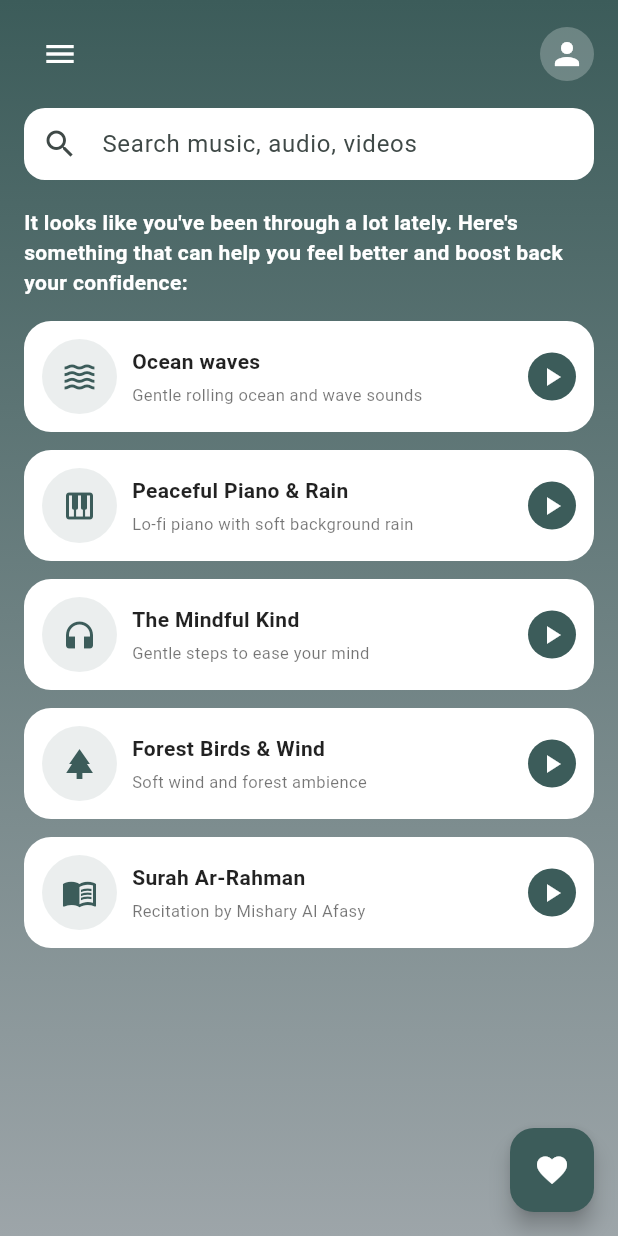
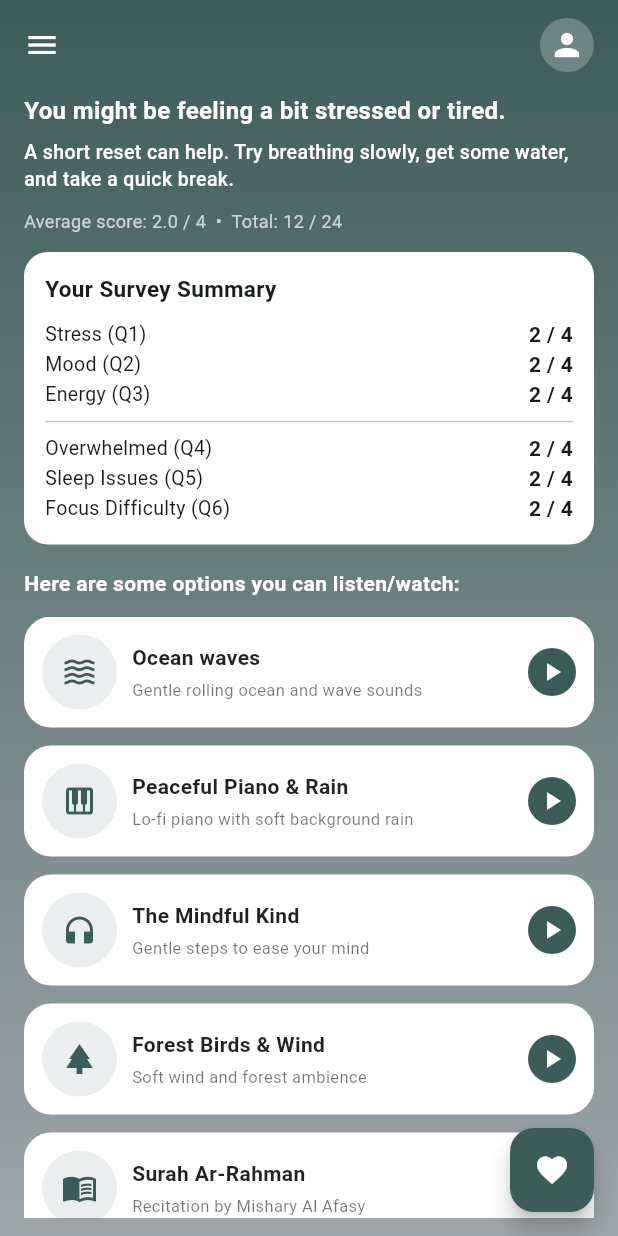
Before and after one commit to Jazmar0630/INNERBLOOM_app, a Flutter app: the MoodSurveyPageTwo screen opened directly with empty values, after a tap on "Finish", on a phone screen of 412 x 824 dp. Run offline on Flutter 3.47's test engine with Material 3 defaults, Android fonts, the light colour scheme and no system bars; our stand-ins replace firebase_core, youtube_player_flutter; accounts and stored records are empty.

Commit message:
huge update

```diff
--- a/lib/pages/model/mood_survey_data.dart
+++ b/lib/pages/model/mood_survey_data.dart
@@ -1,6 +1,26 @@
  class MoodSurveyData {
-  double q1, q2, q3;
-  MoodSurveyData({this.q1 = 2, this.q2 = 2, this.q3 = 2});
+  double q1;
+  double q2;
+  double q3;
+  double q4;
+  double q5;
+  double q6;
 
-  Map<String, dynamic> toMap() => {'q1': q1, 'q2': q2, 'q3': q3};
+  MoodSurveyData({
+    this.q1 = 2,
+    this.q2 = 2,
+    this.q3 = 2,
+    this.q4 = 2,
+    this.q5 = 2,
+    this.q6 = 2,
+  });
+
+  Map<String, dynamic> toMap() => {
+        'q1': q1,
+        'q2': q2,
+        'q3': q3,
+        'q4': q4,
+        'q5': q5,
+        'q6': q6,
+      };
 }
--- a/lib/pages/mood/mood_result.dart
+++ b/lib/pages/mood/mood_result.dart
@@ -1,9 +1,12 @@
 import 'package:flutter/material.dart';
 import 'package:youtube_player_flutter/youtube_player_flutter.dart';
 import '../mood/mood_appreciation.dart';
+import '../model/mood_survey_data.dart';
 
 class MoodResultPage extends StatefulWidget {
-  const MoodResultPage({super.key});
+  final MoodSurveyData data;
+
+  const MoodResultPage({super.key, required this.data});
 
   @override
   State<MoodResultPage> createState() => _MoodResultPageState();
@@ -62,6 +65,80 @@ class _MoodResultPageState extends State<MoodResultPage>
         .animate(CurvedAnimation(parent: _overlayController, curve: Curves.easeOut));
   }
 
+  // -----------------------
+  // Simple scoring from q1..q6
+  // -----------------------
+  double get _totalScore {
+    final d = widget.data;
+    return d.q1 + d.q2 + d.q3 + d.q4 + d.q5 + d.q6;
+  }
+
+  double get _avgScore => _totalScore / 6;
+
+  String get _headline {
+    final a = _avgScore;
+    if (a >= 3.0) return "You’ve been under a lot of pressure lately.";
+    if (a >= 2.0) return "You might be feeling a bit stressed or tired.";
+    return "You seem fairly okay today — keep it up.";
+  }
+
+  String get _subtext {
+    final a = _avgScore;
+    if (a >= 3.0) {
+      return "Try something gentle and calming. Small steps count, and you don’t need to handle everything at once.";
+    }
+    if (a >= 2.0) {
+      return "A short reset can help. Try breathing slowly, get some water, and take a quick break.";
+    }
+    return "Still, it’s good to do a short relaxation to stay balanced and focused.";
+  }
+
+  Widget _buildSurveySummaryCard() {
+    final d = widget.data;
+
+    Widget row(String label, double value) {
+      return Row(
+        mainAxisAlignment: MainAxisAlignment.spaceBetween,
+        children: [
+          Text(label, style: const TextStyle(fontSize: 13)),
+          Text('${value.toStringAsFixed(0)} / 4',
+              style: const TextStyle(fontWeight: FontWeight.w600)),
+        ],
+      );
+    }
+
+    return Container(
+      margin: const EdgeInsets.only(top: 12, bottom: 16),
+      padding: const EdgeInsets.all(14),
+      decoration: BoxDecoration(
+        color: Colors.white,
+        borderRadius: BorderRadius.circular(16),
+      ),
+      child: Column(
+        crossAxisAlignment: CrossAxisAlignment.start,
+        children: [
+          const Text(
+            'Your Survey Summary',
+            style: TextStyle(fontSize: 15, fontWeight: FontWeight.w700),
+          ),
+          const SizedBox(height: 10),
+
+          row('Stress (Q1)', d.q1),
+          row('Mood (Q2)', d.q2),
+          row('Energy (Q3)', d.q3),
+          const Divider(),
+
+          row('Overwhelmed (Q4)', d.q4),
+          row('Sleep Issues (Q5)', d.q5),
+          row('Focus Difficulty (Q6)', d.q6),
+        ],
+      ),
+    );
+  }
+
+  // -----------------------
+  // Video overlay controls
+  // -----------------------
   void _playVideo(int index, String videoId) {
     _overlayYoutubeController?.pause();
     _overlayYoutubeController?.dispose();
@@ -165,46 +242,56 @@ class _MoodResultPageState extends State<MoodResultPage>
             children: [
               Row(
                 mainAxisAlignment: MainAxisAlignment.spaceBetween,
-                children: [
-                  IconButton(
-                    icon: const Icon(Icons.menu, color: Colors.white),
-                    onPressed: () {},
-                  ),
-                  const CircleAvatar(
+                children: const [
+                  Icon(Icons.menu, color: Colors.white),
+                  CircleAvatar(
                     radius: 18,
                     backgroundColor: Colors.white24,
                     child: Icon(Icons.person, color: Colors.white),
                   ),
                 ],
               ),
-              const SizedBox(height: 12),
-              TextField(
-                decoration: InputDecoration(
-                  hintText: 'Search music, audio, videos',
-                  filled: true,
-                  fillColor: Colors.white,
-                  prefixIcon: const Icon(Icons.search),
-                  contentPadding: const EdgeInsets.symmetric(horizontal: 12, vertical: 0),
-                  border: OutlineInputBorder(
-                    borderRadius: BorderRadius.circular(14),
-                    borderSide: BorderSide.none,
+              const SizedBox(height: 14),
+
+              Text(
+                _headline,
+                style: const TextStyle(
+                  fontSize: 16,
+                  fontWeight: FontWeight.w700,
+                  color: Colors.white,
                 ),
               ),
+              const SizedBox(height: 8),
+              Text(
+                _subtext,
+                style: const TextStyle(
+                  fontSize: 13,
+                  fontWeight: FontWeight.w500,
+                  color: Colors.white,
+                  height: 1.35,
                 ),
-              const SizedBox(height: 18),
+              ),
+              const SizedBox(height: 10),
+              Text(
+                "Average score: ${_avgScore.toStringAsFixed(1)} / 4  •  Total: ${_totalScore.toStringAsFixed(0)} / 24",
+                style: const TextStyle(color: Colors.white70, fontSize: 12),
+              ),
+
+              // ✅ Summary card (q1-q6)
+              _buildSurveySummaryCard(),
+
               const Text(
-                "It looks like you've been through a lot lately. "
-                "Here's something that can help you feel better and boost back your confidence:",
+                "Here are some options you can listen/watch:",
                 style: TextStyle(
                   fontSize: 14,
                   fontWeight: FontWeight.w600,
                   color: Colors.white,
                 ),
               ),
-              const SizedBox(height: 16),
+              const SizedBox(height: 12),
+
               Expanded(
                 child: ListView.separated(
-                  scrollDirection: Axis.vertical,
                   itemCount: _items.length,
                   separatorBuilder: (_, __) => const SizedBox(height: 12),
                   itemBuilder: (context, index) {
@@ -267,34 +354,13 @@ class _MoodResultPageState extends State<MoodResultPage>
                       child: Column(
                         mainAxisSize: MainAxisSize.min,
                         children: [
-                          GestureDetector(
-                            onVerticalDragUpdate: (details) {
-                              setState(() {
-                                _dragOffset += details.delta.dy;
-                              });
-                            },
-                            onVerticalDragEnd: (details) {
-                              if (_dragOffset > 100) {
-                                _hideOverlay();
-                              } else {
-                                setState(() {
-                                  _dragOffset = 0;
-                                });
-                              }
-                            },
-                            child: Padding(
-                              padding: const EdgeInsets.only(top: 12),
-                              child: MouseRegion(
-                                cursor: SystemMouseCursors.grab,
-                                child: Container(
+                          const SizedBox(height: 12),
+                          Container(
                             width: 40,
                             height: 5,
                             decoration: BoxDecoration(
                               color: Colors.grey[400],
                               borderRadius: BorderRadius.circular(2.5),
-                                  ),
-                                ),
-                              ),
                             ),
                           ),
                           const SizedBox(height: 24),
@@ -316,9 +382,7 @@ class _MoodResultPageState extends State<MoodResultPage>
                                         controller: _overlayYoutubeController!,
                                         showVideoProgressIndicator: true,
                                       )
-                                    : const Center(
-                                        child: CircularProgressIndicator(),
-                                      ),
+                                    : const Center(child: CircularProgressIndicator()),
                               ),
                             ),
                           ),
@@ -327,7 +391,6 @@ class _MoodResultPageState extends State<MoodResultPage>
                             padding: const EdgeInsets.symmetric(horizontal: 16),
                             child: Row(
                               mainAxisAlignment: MainAxisAlignment.spaceBetween,
-                              crossAxisAlignment: CrossAxisAlignment.start,
                               children: [
                                 Expanded(
                                   child: Column(
@@ -338,7 +401,6 @@ class _MoodResultPageState extends State<MoodResultPage>
                                         style: const TextStyle(
                                           fontSize: 18,
                                           fontWeight: FontWeight.w700,
-                                          color: Colors.black,
                                         ),
                                       ),
                                       const SizedBox(height: 4),
@@ -346,116 +408,55 @@ class _MoodResultPageState extends State<MoodResultPage>
                                         _items[_selectedItemIndex].subtitle,
                                         style: const TextStyle(
                                           fontSize: 13,
-                                          fontWeight: FontWeight.w400,
                                           color: Colors.black54,
                                         ),
                                       ),
                                     ],
                                   ),
                                 ),
-                                Container(
-                                  width: 40,
-                                  height: 40,
-                                  decoration: BoxDecoration(
-                                    shape: BoxShape.circle,
-                                    border: Border.all(
-                                      color: Colors.grey[400]!,
-                                      width: 1.5,
-                                    ),
-                                  ),
-                                  child: IconButton(
-                                    padding: EdgeInsets.zero,
-                                    icon: const Icon(
-                                      Icons.favorite_outline,
-                                      color: Colors.black,
-                                      size: 20,
-                                    ),
-                                    onPressed: () {},
-                                  ),
-                                ),
                               ],
                             ),
                           ),
-                          const SizedBox(height: 20),
+                          const SizedBox(height: 18),
                           Padding(
                             padding: const EdgeInsets.symmetric(horizontal: 16),
                             child: Column(
                               children: [
-                                SliderTheme(
-                                  data: SliderThemeData(
-                                    trackHeight: 4,
-                                    thumbShape: const RoundSliderThumbShape(
-                                      enabledThumbRadius: 6,
-                                    ),
-                                    activeTrackColor: const Color(0xFF3C5C5A),
-                                    inactiveTrackColor: Colors.grey[300],
-                                  ),
-                                  child: Slider(
-                                    value: _overlayYoutubeController
-                                            ?.value.position.inSeconds
-                                            .toDouble() ??
-                                        0,
-                                    max: _overlayYoutubeController
-                                            ?.metadata.duration.inSeconds
-                                            .toDouble() ??
-                                        1,
+                                Slider(
+                                  value: _overlayYoutubeController?.value.position.inSeconds.toDouble() ?? 0,
+                                  max: _overlayYoutubeController?.metadata.duration.inSeconds.toDouble() ?? 1,
                                   onChanged: (value) {
-                                      _overlayYoutubeController?.seekTo(
-                                        Duration(seconds: value.toInt()),
-                                      );
+                                    _overlayYoutubeController?.seekTo(Duration(seconds: value.toInt()));
                                   },
-                                  ),
                                 ),
                                 Row(
                                   mainAxisAlignment: MainAxisAlignment.spaceBetween,
                                   children: [
                                     Text(
-                                      _formatDuration(
-                                        _overlayYoutubeController?.value.position ??
-                                            Duration.zero,
-                                      ),
-                                      style: const TextStyle(
-                                        fontSize: 12,
-                                        fontWeight: FontWeight.w500,
-                                        color: Colors.black54,
-                                      ),
+                                      _formatDuration(_overlayYoutubeController?.value.position ?? Duration.zero),
+                                      style: const TextStyle(fontSize: 12, color: Colors.black54),
                                     ),
                                     Text(
                                       _formatDuration(
-                                        Duration(
-                                          seconds: _overlayYoutubeController
-                                                  ?.metadata.duration.inSeconds ??
-                                              0,
+                                        Duration(seconds: _overlayYoutubeController?.metadata.duration.inSeconds ?? 0),
                                       ),
-                                      ),
-                                      style: const TextStyle(
-                                        fontSize: 12,
-                                        fontWeight: FontWeight.w500,
-                                        color: Colors.black54,
-                                      ),
+                                      style: const TextStyle(fontSize: 12, color: Colors.black54),
                                     ),
                                   ],
                                 ),
                               ],
                             ),
                           ),
-                          const SizedBox(height: 28),
-                          Padding(
-                            padding: const EdgeInsets.symmetric(horizontal: 16),
-                            child: Row(
+                          const SizedBox(height: 18),
+                          Row(
                             mainAxisAlignment: MainAxisAlignment.center,
                             children: [
                               IconButton(
                                 iconSize: 40,
-                                  icon: const Icon(
-                                    Icons.replay_10,
-                                    color: Color(0xFF7A9BA3),
+                                icon: const Icon(Icons.replay_10, color: Color(0xFF7A9BA3)),
+                                onPressed: () => _seekOverlayRelative(const Duration(seconds: -10)),
                               ),
-                                  onPressed: () => _seekOverlayRelative(
-                                    const Duration(seconds: -10),
-                                  ),
-                                ),
-                                const SizedBox(width: 20),
+                              const SizedBox(width: 16),
                               Container(
                                 decoration: const BoxDecoration(
                                   shape: BoxShape.circle,
@@ -464,28 +465,19 @@ class _MoodResultPageState extends State<MoodResultPage>
                                 child: IconButton(
                                   iconSize: 36,
                                   icon: Icon(
-                                      _overlayYoutubeController?.value.isPlaying ==
-                                              true
-                                          ? Icons.pause
-                                          : Icons.play_arrow,
+                                    _overlayYoutubeController?.value.isPlaying == true ? Icons.pause : Icons.play_arrow,
                                     color: Colors.white,
                                   ),
                                   onPressed: _toggleOverlayPlayPause,
                                 ),
                               ),
-                                const SizedBox(width: 20),
+                              const SizedBox(width: 16),
                               IconButton(
                                 iconSize: 40,
-                                  icon: const Icon(
-                                    Icons.forward_10,
-                                    color: Color(0xFF7A9BA3),
-                                  ),
-                                  onPressed: () => _seekOverlayRelative(
-                                    const Duration(seconds: 10),
-                                  ),
+                                icon: const Icon(Icons.forward_10, color: Color(0xFF7A9BA3)),
+                                onPressed: () => _seekOverlayRelative(const Duration(seconds: 10)),
                               ),
                             ],
-                            ),
                           ),
                           const SizedBox(height: 24),
                         ],
--- a/lib/pages/mood/mood_survey_page_two.dart
+++ b/lib/pages/mood/mood_survey_page_two.dart
@@ -56,22 +56,21 @@ class _MoodSurveyPageTwoState extends State<MoodSurveyPageTwo> {
           child: Column(
             crossAxisAlignment: CrossAxisAlignment.start,
             children: [
-
-              // sliders (same as page 1)
+              // ✅ sliders (Page 2 uses q4, q5, q6)
               _sliderBlock(
-                'How stressed do you feel?',
-                data.q1,
-                (v) => setState(() => data.q1 = v),
+                'I feel overwhelmed by tasks or responsibilities today.',
+                data.q4,
+                (v) => setState(() => data.q4 = v),
               ),
               _sliderBlock(
-                'How well did you sleep?',
-                data.q2,
-                (v) => setState(() => data.q2 = v),
+                'I had trouble falling asleep or staying asleep.',
+                data.q5,
+                (v) => setState(() => data.q5 = v),
               ),
               _sliderBlock(
-                'How focused are you today?',
-                data.q3,
-                (v) => setState(() => data.q3 = v),
+                'I got distracted easily, even during simple tasks.',
+                data.q6,
+                (v) => setState(() => data.q6 = v),
               ),
 
               const Spacer(),
@@ -90,12 +89,18 @@ class _MoodSurveyPageTwoState extends State<MoodSurveyPageTwo> {
                         textAlign: TextAlign.center,
                       ),
                       const SizedBox(height: 12),
-                      Text('Stress: ${data.q1.toStringAsFixed(0)} / 4',
-                          style: const TextStyle(color: Colors.white)),
-                      Text('Sleep:  ${data.q2.toStringAsFixed(0)} / 4',
-                          style: const TextStyle(color: Colors.white)),
-                      Text('Focus:  ${data.q3.toStringAsFixed(0)} / 4',
-                          style: const TextStyle(color: Colors.white)),
+                      Text(
+                        'Stress (P2): ${data.q4.toStringAsFixed(0)} / 4',
+                        style: const TextStyle(color: Colors.white),
+                      ),
+                      Text(
+                        'Sleep  (P2): ${data.q5.toStringAsFixed(0)} / 4',
+                        style: const TextStyle(color: Colors.white),
+                      ),
+                      Text(
+                        'Focus  (P2): ${data.q6.toStringAsFixed(0)} / 4',
+                        style: const TextStyle(color: Colors.white),
+                      ),
                       const SizedBox(height: 24),
 
                       Row(
@@ -107,25 +112,27 @@ class _MoodSurveyPageTwoState extends State<MoodSurveyPageTwo> {
                             ),
                           ),
                           const SizedBox(width: 12),
+
+                          // ✅ Finish -> go Result page, pass data
                           Expanded(
                             child: ElevatedButton(
                               onPressed: () {
                                 Navigator.push(
                                   context,
-  MaterialPageRoute(builder: (_) => MoodResultPage()),
+                                  MaterialPageRoute(
+                                    builder: (_) => MoodResultPage(data: data),
+                                  ),
                                 );
                               },
                               child: const Text('Finish'),
                             ),
                           ),
-
                         ],
                       ),
                     ],
                   ),
                 ),
               ),
-
             ],
           ),
         ),
--- /dev/null
+++ b/lib/utils/mood_logic.dart
@@ -0,0 +1,69 @@
+ import '../model/mood_survey_response.dart';
+
+int reverse4(int v) => 4 - v;
+
+/// Returns score 0..8 for each category (higher = worse)
+Map<String, int> computeScores(MoodSurveyResponse r) {
+  // sleep1 and focus1 are positive questions -> reverse them
+  final stressScore = r.stress1 + r.stress2;                 // 0..8
+  final sleepScore  = reverse4(r.sleep1) + r.sleep2;         // 0..8
+  final focusScore  = reverse4(r.focus1) + r.focus2;         // 0..8
+
+  return {
+    "stress": stressScore,
+    "sleep": sleepScore,
+    "focus": focusScore,
+  };
+}
+
+String levelFromScore(int score) {
+  if (score <= 2) return "low";      // good
+  if (score <= 5) return "mid";      // medium
+  return "high";                     // danger
+}
+
+String labelForCategory(String category, String level) {
+  switch (category) {
+    case "stress":
+      if (level == "low") return "Low Stress • Excellent";
+      if (level == "mid") return "Mid Stress • Moderate";
+      return "High Stress • Danger";
+    case "sleep":
+      // sleep score high = worse sleep, so labels invert
+      if (level == "low") return "High Sleep • Good";
+      if (level == "mid") return "Mid Sleep • Medium";
+      return "Low Sleep • Danger";
+    case "focus":
+      if (level == "low") return "High Focus • Excellent";
+      if (level == "mid") return "Mid Focus • Medium";
+      return "Low Focus • Danger";
+    default:
+      return "";
+  }
+}
+
+/// Soft triggers (NOT diagnosis)
+List<String> computeTriggers({
+  required String stressLevel,
+  required String sleepLevel,
+  required String focusLevel,
+}) {
+  final triggers = <String>[];
+
+  // Anxiety tendency: high stress + (sleep not good OR focus not good)
+  if (stressLevel == "high" && (sleepLevel != "low" || focusLevel != "low")) {
+    triggers.add("Anxiety tendency (based on stress + sleep/focus pattern)");
+  }
+
+  // Low mood tendency: poor sleep + low focus (stress can be any)
+  if (sleepLevel == "high" && focusLevel == "high") {
+    triggers.add("Low mood tendency (based on low sleep + low focus pattern)");
+  }
+
+  // Burnout risk: high stress + low sleep + low focus
+  if (stressLevel == "high" && sleepLevel == "high" && focusLevel == "high") {
+    triggers.add("Burnout risk (high stress + low sleep + low focus)");
+  }
+
+  return triggers;
+}
```
Also changed, not shown: lib/model/mood_survey_response.dart (added, +29 -0 lines). Lines whose indentation alone changed are shown as unchanged.
